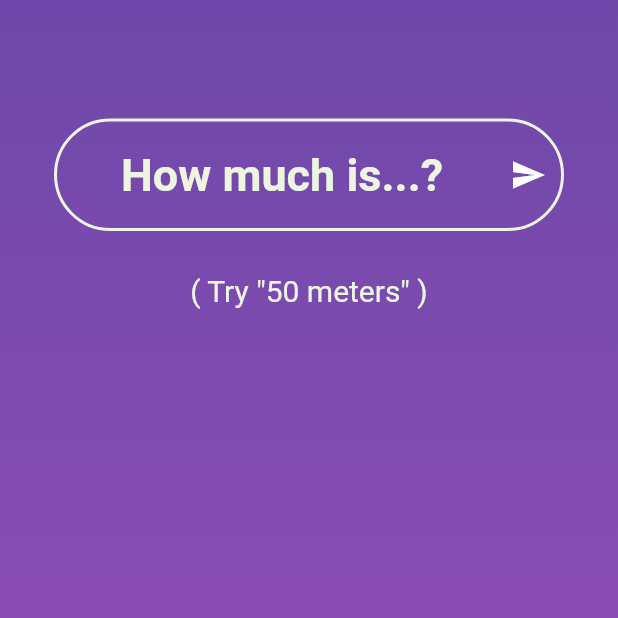
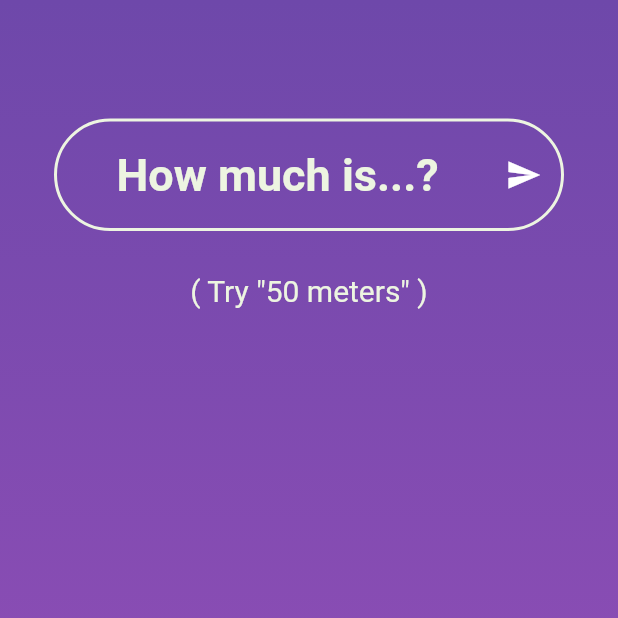
Before and after one commit to g-bulgarit/How-much-is-it, a Flutter app: the screen it shows after launch, on a phone screen of 412 x 824 dp, the top half of it. Run offline on Flutter 3.47's test engine with Material 2 defaults, Android fonts, the phone set to English and light mode, and no system bars; our stand-ins replace sprintf; Roboto replaces fonts that are missing (Bebas).

Commit message:
[WEB] Added padding!

```diff
--- a/lib/customWidgets/InputCalcDisp.dart
+++ b/lib/customWidgets/InputCalcDisp.dart
@@ -183,6 +183,7 @@ class _InputCalcDispState extends State<InputCalcDisp> {
                   hintText: "How much is...?",
                   hintStyle: Theme.of(context).textTheme.headline1,
                   suffixIcon: IconButton(
+                    padding: EdgeInsets.all(15),
                     icon: Icon(Icons.send, color: Colors.white),
                     onPressed: () {
                       setState(() {
```
